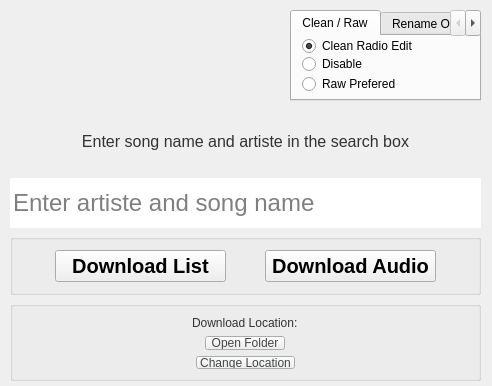
Qt form MainUiWindow.ui (ktappdev/YTDownloader_PYQT5) before a commit.
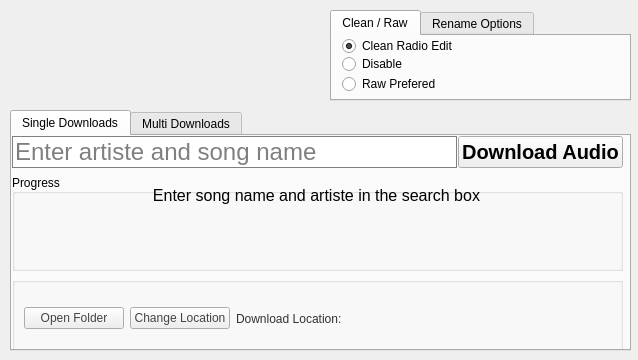
The same form after that commit. Icons and pictures are not drawn.

Commit message: Stable on windows

The edit to the form file:
```diff
--- a/MainUiWindow.ui
+++ b/MainUiWindow.ui
@@ -6,8 +6,8 @@
    <rect>
     <x>0</x>
     <y>0</y>
-    <width>492</width>
-    <height>386</height>
+    <width>638</width>
+    <height>360</height>
    </rect>
   </property>
   <property name="sizePolicy">
@@ -16,12 +16,6 @@
     <verstretch>0</verstretch>
    </sizepolicy>
   </property>
-  <property name="maximumSize">
-   <size>
-    <width>492</width>
-    <height>386</height>
-   </size>
-  </property>
   <property name="windowTitle">
    <string>Youtube Clean Audio Downloader</string>
   </property>
@@ -29,238 +23,6 @@
    <property name="enabled">
     <bool>true</bool>
    </property>
-   <widget class="QWidget" name="verticalLayoutWidget">
-    <property name="geometry">
-     <rect>
-      <x>10</x>
-      <y>110</y>
-      <width>471</width>
-      <height>271</height>
-     </rect>
-    </property>
-    <layout class="QVBoxLayout" name="verticalLayout">
-     <item>
-      <widget class="QLabel" name="update_label">
-       <property name="font">
-        <font>
-         <family>Arial</family>
-         <pointsize>12</pointsize>
-        </font>
-       </property>
-       <property name="styleSheet">
-        <string notr="true">color: rgb(50, 50, 50);</string>
-       </property>
-       <property name="frameShape">
-        <enum>QFrame::NoFrame</enum>
-       </property>
-       <property name="text">
-        <string>Enter song name and artiste in the search box</string>
-       </property>
-       <property name="alignment">
-        <set>Qt::AlignCenter</set>
-       </property>
-       <property name="wordWrap">
-        <bool>true</bool>
-       </property>
-      </widget>
-     </item>
-     <item>
-      <layout class="QHBoxLayout" name="horizontalLayout_4">
-       <property name="spacing">
-        <number>0</number>
-       </property>
-       <property name="leftMargin">
-        <number>0</number>
-       </property>
-       <property name="rightMargin">
-        <number>0</number>
-       </property>
-       <item>
-        <widget class="QLineEdit" name="link">
-         <property name="maximumSize">
-          <size>
-           <width>16777215</width>
-           <height>50</height>
-          </size>
-         </property>
-         <property name="font">
-          <font>
-           <family>Arial</family>
-           <pointsize>18</pointsize>
-          </font>
-         </property>
-         <property name="toolTip">
-          <string>Enter song name and artiste</string>
-         </property>
-         <property name="styleSheet">
-          <string notr="true">border: 1px solid white;
-gridline-color: rgb(255, 85, 0);
-
-color: rgb(0, 0, 0);
-background-color: rgb(255, 255, 255);</string>
-         </property>
-         <property name="maxLength">
-          <number>100</number>
-         </property>
-         <property name="placeholderText">
-          <string>Enter artiste and song name</string>
-         </property>
-        </widget>
-       </item>
-      </layout>
-     </item>
-     <item>
-      <widget class="QGroupBox" name="groupBox">
-       <layout class="QHBoxLayout" name="horizontalLayout">
-        <item alignment="Qt::AlignVCenter">
-         <widget class="QPushButton" name="download_list_button">
-          <property name="minimumSize">
-           <size>
-            <width>171</width>
-            <height>0</height>
-           </size>
-          </property>
-          <property name="maximumSize">
-           <size>
-            <width>171</width>
-            <height>16777215</height>
-           </size>
-          </property>
-          <property name="font">
-           <font>
-            <family>Arial</family>
-            <pointsize>15</pointsize>
-            <weight>75</weight>
-            <bold>true</bold>
-           </font>
-          </property>
-          <property name="styleSheet">
-           <string notr="true"/>
-          </property>
-          <property name="text">
-           <string>Download List</string>
-          </property>
-          <property name="default">
-           <bool>false</bool>
-          </property>
-          <property name="flat">
-           <bool>false</bool>
-          </property>
-         </widget>
-        </item>
-        <item>
-         <widget class="QPushButton" name="download_button">
-          <property name="maximumSize">
-           <size>
-            <width>171</width>
-            <height>16777215</height>
-           </size>
-          </property>
-          <property name="font">
-           <font>
-            <family>Arial</family>
-            <pointsize>15</pointsize>
-            <weight>75</weight>
-            <bold>true</bold>
-           </font>
-          </property>
-          <property name="styleSheet">
-           <string notr="true"/>
-          </property>
-          <property name="text">
-           <string>Download Audio</string>
-          </property>
-          <property name="autoDefault">
-           <bool>false</bool>
-          </property>
-          <property name="default">
-           <bool>false</bool>
-          </property>
-          <property name="flat">
-           <bool>false</bool>
-          </property>
-         </widget>
-        </item>
-       </layout>
-      </widget>
-     </item>
-     <item>
-      <widget class="QGroupBox" name="groupBox">
-       <property name="maximumSize">
-        <size>
-         <width>16777215</width>
-         <height>80</height>
-        </size>
-       </property>
-       <layout class="QVBoxLayout" name="verticalLayout_2">
-        <item alignment="Qt::AlignHCenter">
-         <widget class="QLabel" name="download_location_label">
-          <property name="font">
-           <font>
-            <family>Arial</family>
-           </font>
-          </property>
-          <property name="styleSheet">
-           <string notr="true">color: rgb(50, 50, 50);</string>
-          </property>
-          <property name="frameShape">
-           <enum>QFrame::NoFrame</enum>
-          </property>
-          <property name="text">
-           <string>Download Location:</string>
-          </property>
-          <property name="alignment">
-           <set>Qt::AlignLeading|Qt::AlignLeft|Qt::AlignVCenter</set>
-          </property>
-         </widget>
-        </item>
-        <item alignment="Qt::AlignHCenter">
-         <widget class="QPushButton" name="open_folder">
-          <property name="font">
-           <font>
-            <family>Arial</family>
-           </font>
-          </property>
-          <property name="styleSheet">
-           <string notr="true">color: rgb(67, 69, 69);</string>
-          </property>
-          <property name="text">
-           <string>Open Folder</string>
-          </property>
-          <property name="autoDefault">
-           <bool>false</bool>
-          </property>
-          <property name="default">
-           <bool>false</bool>
-          </property>
-          <property name="flat">
-           <bool>false</bool>
-          </property>
-         </widget>
-        </item>
-        <item alignment="Qt::AlignHCenter">
-         <widget class="QPushButton" name="change_location_button">
-          <property name="font">
-           <font>
-            <family>Arial</family>
-           </font>
-          </property>
-          <property name="styleSheet">
-           <string notr="true">color: rgb(67, 69, 69);</string>
-          </property>
-          <property name="text">
-           <string>Change Location</string>
-          </property>
-          <property name="flat">
-           <bool>false</bool>
-          </property>
-         </widget>
-        </item>
-       </layout>
-      </widget>
-     </item>
-    </layout>
-   </widget>
    <widget class="QLabel" name="label">
     <property name="enabled">
      <bool>true</bool>
@@ -313,9 +75,9 @@
    <widget class="QTabWidget" name="tabWidget">
     <property name="geometry">
      <rect>
-      <x>290</x>
+      <x>330</x>
       <y>10</y>
-      <width>191</width>
+      <width>301</width>
       <height>91</height>
      </rect>
     </property>
@@ -400,10 +162,294 @@
      </attribute>
     </widget>
    </widget>
-   <zorder>label</zorder>
-   <zorder>logo</zorder>
-   <zorder>verticalLayoutWidget</zorder>
-   <zorder>tabWidget</zorder>
+   <widget class="QTabWidget" name="tabWidget_2">
+    <property name="geometry">
+     <rect>
+      <x>10</x>
+      <y>110</y>
+      <width>621</width>
+      <height>241</height>
+     </rect>
+    </property>
+    <property name="currentIndex">
+     <number>0</number>
+    </property>
+    <widget class="QWidget" name="tab_3">
+     <attribute name="title">
+      <string>Single Downloads</string>
+     </attribute>
+     <widget class="QWidget" name="verticalLayoutWidget">
+      <property name="geometry">
+       <rect>
+        <x>0</x>
+        <y>0</y>
+        <width>611</width>
+        <height>221</height>
+       </rect>
+      </property>
+      <layout class="QVBoxLayout" name="verticalLayout">
+       <item>
+        <layout class="QHBoxLayout" name="horizontalLayout_4">
+         <property name="spacing">
+          <number>1</number>
+         </property>
+         <property name="leftMargin">
+          <number>0</number>
+         </property>
+         <property name="rightMargin">
+          <number>0</number>
+         </property>
+         <item>
+          <widget class="QLineEdit" name="link">
+           <property name="font">
+            <font>
+             <family>Arial</family>
+             <pointsize>18</pointsize>
+            </font>
+           </property>
+           <property name="toolTip">
+            <string>Enter song name and artiste</string>
+           </property>
+           <property name="styleSheet">
+            <string notr="true">border: 1px solid grey;
+gridline-color: rgb(255, 85, 0);
+
+color: rgb(0, 0, 0);
+background-color: rgb(255, 255, 255);</string>
+           </property>
+           <property name="maxLength">
+            <number>100</number>
+           </property>
+           <property name="placeholderText">
+            <string>Enter artiste and song name</string>
+           </property>
+          </widget>
+         </item>
+         <item>
+          <widget class="QPushButton" name="download_button">
+           <property name="font">
+            <font>
+             <family>Arial</family>
+             <pointsize>15</pointsize>
+             <weight>75</weight>
+             <bold>true</bold>
+            </font>
+           </property>
+           <property name="styleSheet">
+            <string notr="true"/>
+           </property>
+           <property name="text">
+            <string>Download Audio</string>
+           </property>
+           <property name="autoDefault">
+            <bool>false</bool>
+           </property>
+           <property name="default">
+            <bool>false</bool>
+           </property>
+           <property name="flat">
+            <bool>false</bool>
+           </property>
+          </widget>
+         </item>
+        </layout>
+       </item>
+       <item>
+        <widget class="QGroupBox" name="groupBox_2">
+         <property name="title">
+          <string>Progress</string>
+         </property>
+         <property name="alignment">
+          <set>Qt::AlignLeading|Qt::AlignLeft|Qt::AlignVCenter</set>
+         </property>
+         <property name="flat">
+          <bool>false</bool>
+         </property>
+         <widget class="QLabel" name="update_label">
+          <property name="geometry">
+           <rect>
+            <x>0</x>
+            <y>0</y>
+            <width>609</width>
+            <height>43</height>
+           </rect>
+          </property>
+          <property name="maximumSize">
+           <size>
+            <width>16777215</width>
+            <height>100</height>
+           </size>
+          </property>
+          <property name="font">
+           <font>
+            <family>Arial</family>
+            <pointsize>12</pointsize>
+           </font>
+          </property>
+          <property name="styleSheet">
+           <string notr="true"/>
+          </property>
+          <property name="frameShape">
+           <enum>QFrame::NoFrame</enum>
+          </property>
+          <property name="frameShadow">
+           <enum>QFrame::Plain</enum>
+          </property>
+          <property name="lineWidth">
+           <number>0</number>
+          </property>
+          <property name="text">
+           <string>Enter song name and artiste in the search box</string>
+          </property>
+          <property name="scaledContents">
+           <bool>false</bool>
+          </property>
+          <property name="alignment">
+           <set>Qt::AlignCenter</set>
+          </property>
+          <property name="wordWrap">
+           <bool>false</bool>
+          </property>
+         </widget>
+        </widget>
+       </item>
+       <item>
+        <widget class="QGroupBox" name="groupBox">
+         <property name="maximumSize">
+          <size>
+           <width>16777215</width>
+           <height>80</height>
+          </size>
+         </property>
+         <layout class="QHBoxLayout" name="horizontalLayout">
+          <item>
+           <widget class="QPushButton" name="open_folder">
+            <property name="maximumSize">
+             <size>
+              <width>100</width>
+              <height>16777215</height>
+             </size>
+            </property>
+            <property name="font">
+             <font>
+              <family>Arial</family>
+             </font>
+            </property>
+            <property name="styleSheet">
+             <string notr="true">color: rgb(67, 69, 69);</string>
+            </property>
+            <property name="text">
+             <string>Open Folder</string>
+            </property>
+            <property name="autoDefault">
+             <bool>false</bool>
+            </property>
+            <property name="default">
+             <bool>false</bool>
+            </property>
+            <property name="flat">
+             <bool>false</bool>
+            </property>
+           </widget>
+          </item>
+          <item>
+           <widget class="QPushButton" name="change_location_button">
+            <property name="maximumSize">
+             <size>
+              <width>100</width>
+              <height>16777215</height>
+             </size>
+            </property>
+            <property name="font">
+             <font>
+              <family>Arial</family>
+             </font>
+            </property>
+            <property name="styleSheet">
+             <string notr="true">color: rgb(67, 69, 69);</string>
+            </property>
+            <property name="text">
+             <string>Change Location</string>
+            </property>
+            <property name="flat">
+             <bool>false</bool>
+            </property>
+           </widget>
+          </item>
+          <item>
+           <widget class="QLabel" name="download_location_label">
+            <property name="font">
+             <font>
+              <family>Arial</family>
+             </font>
+            </property>
+            <property name="styleSheet">
+             <string notr="true">color: rgb(50, 50, 50);</string>
+            </property>
+            <property name="frameShape">
+             <enum>QFrame::NoFrame</enum>
+            </property>
+            <property name="text">
+             <string>Download Location:</string>
+            </property>
+            <property name="alignment">
+             <set>Qt::AlignLeading|Qt::AlignLeft|Qt::AlignVCenter</set>
+            </property>
+           </widget>
+          </item>
+         </layout>
+        </widget>
+       </item>
+      </layout>
+     </widget>
+    </widget>
+    <widget class="QWidget" name="tab_4">
+     <attribute name="title">
+      <string>Multi Downloads</string>
+     </attribute>
+     <widget class="QWidget" name="horizontalLayoutWidget">
+      <property name="geometry">
+       <rect>
+        <x>-1</x>
+        <y>-1</y>
+        <width>611</width>
+        <height>211</height>
+       </rect>
+      </property>
+      <layout class="QHBoxLayout" name="horizontalLayout_2">
+       <item>
+        <widget class="QPushButton" name="download_list_button">
+         <property name="maximumSize">
+          <size>
+           <width>220</width>
+           <height>16777215</height>
+          </size>
+         </property>
+         <property name="font">
+          <font>
+           <family>Arial</family>
+           <weight>50</weight>
+           <bold>false</bold>
+          </font>
+         </property>
+         <property name="styleSheet">
+          <string notr="true"/>
+         </property>
+         <property name="text">
+          <string>Select List Of Songs</string>
+         </property>
+         <property name="default">
+          <bool>false</bool>
+         </property>
+         <property name="flat">
+          <bool>false</bool>
+         </property>
+        </widget>
+       </item>
+      </layout>
+     </widget>
+    </widget>
+   </widget>
   </widget>
  </widget>
  <resources>
```
The commit also changes 1 other file.
